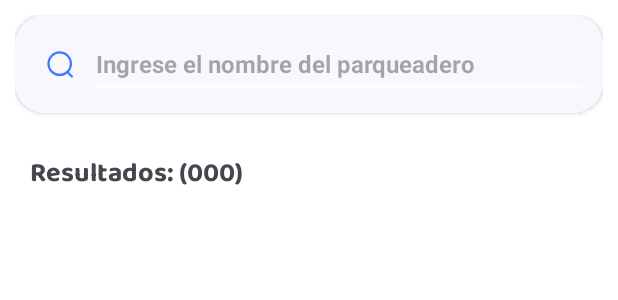
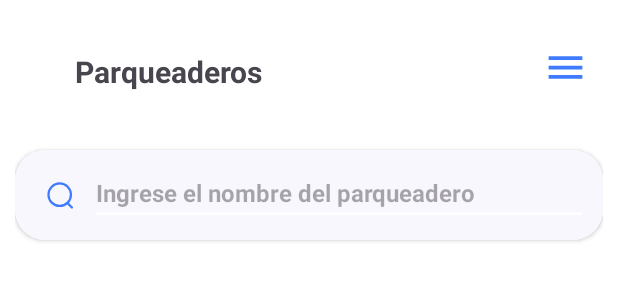
Before and after one commit to Midnightgb/ParkingApp, an Android app: the layout fragment_parking.xml on its own in the app's theme, with its tools: preview values and no code run, on a phone screen of 412 x 824 dp. Shown: the top 300 px of the screen. Run offline under Robolectric (Android 15) with nearby library versions, the phone set to English and light mode, and no system bars; network calls fail.

Commit message:
Add INTERNET permission and Volley library*** ***Update dependencies in build.gradle*** ***Fix imports and add new methods in CreateParking.java*** ***Update imports and add new fragment in MainActivity.java*** ***Update layout in fragment_parking.xml

```diff
--- a/04-AppMovil/MainApp/app/build.gradle
+++ b/04-AppMovil/MainApp/app/build.gradle
@@ -40,6 +40,7 @@ dependencies {
     implementation 'androidx.lifecycle:lifecycle-viewmodel-ktx:2.7.0'
     implementation 'androidx.navigation:navigation-fragment:2.7.7'
     implementation 'androidx.navigation:navigation-ui:2.7.7'
+    implementation 'com.android.volley:volley:1.2.1'
     testImplementation 'junit:junit:4.13.2'
     androidTestImplementation 'androidx.test.ext:junit:1.1.5'
     androidTestImplementation 'androidx.test.espresso:espresso-core:3.5.1'
--- a/04-AppMovil/MainApp/app/src/main/AndroidManifest.xml
+++ b/04-AppMovil/MainApp/app/src/main/AndroidManifest.xml
@@ -1,6 +1,7 @@
 <?xml version="1.0" encoding="utf-8"?>
 <manifest xmlns:android="http://schemas.android.com/apk/res/android"
     xmlns:tools="http://schemas.android.com/tools">
+    <uses-permission android:name="android.permission.INTERNET" />
 
     <application
         android:allowBackup="true"
--- a/04-AppMovil/MainApp/app/src/main/java/com/example/parkingapp/MainActivity.java
+++ b/04-AppMovil/MainApp/app/src/main/java/com/example/parkingapp/MainActivity.java
@@ -5,6 +5,9 @@ import android.os.Bundle;
 import com.google.android.material.bottomnavigation.BottomNavigationView;
 
 import androidx.appcompat.app.AppCompatActivity;
+import androidx.fragment.app.Fragment;
+import androidx.fragment.app.FragmentManager;
+import androidx.fragment.app.FragmentTransaction;
 import androidx.navigation.NavController;
 import androidx.navigation.Navigation;
 import androidx.navigation.ui.AppBarConfiguration;
@@ -33,4 +36,6 @@ public class MainActivity extends AppCompatActivity {
         NavigationUI.setupWithNavController(binding.navView, navController);
     }
 
+
+
 }
--- a/04-AppMovil/MainApp/app/src/main/java/com/example/parkingapp/ui/parking/CreateParking.java
+++ b/04-AppMovil/MainApp/app/src/main/java/com/example/parkingapp/ui/parking/CreateParking.java
@@ -12,5 +12,6 @@ public class CreateParking extends AppCompatActivity {
     protected void onCreate(Bundle savedInstanceState) {
         super.onCreate(savedInstanceState);
         setContentView(R.layout.activity_create_parking);
+
     }
 }
--- /dev/null
+++ b/04-AppMovil/MainApp/app/src/main/res/drawable/icon_menu.xml
@@ -0,0 +1,5 @@
+<vector android:height="24dp" android:tint="#000000"
+    android:viewportHeight="24" android:viewportWidth="24"
+    android:width="24dp" xmlns:android="http://schemas.android.com/apk/res/android">
+    <path android:fillColor="@android:color/white" android:pathData="M3,18h18v-2L3,16v2zM3,13h18v-2L3,11v2zM3,6v2h18L21,6L3,6z"/>
+</vector>
--- a/04-AppMovil/MainApp/app/src/main/res/layout/fragment_parking.xml
+++ b/04-AppMovil/MainApp/app/src/main/res/layout/fragment_parking.xml
@@ -7,77 +7,77 @@
     android:orientation="vertical"
     android:background="@color/white"
     android:padding="10dp"
-    tools:context=".ui.parking.ParkingAssigned">
+    tools:context=".ui.parking.ParkingFragment">
 
 
+    <LinearLayout
+        android:layout_width="match_parent"
+        android:layout_height="wrap_content"
+        android:orientation="horizontal"
+        android:layout_marginTop="20dp"
+        android:layout_marginLeft="40dp"
+        android:layout_marginRight="10dp"
+        android:layout_marginBottom="40dp">
+
+        <TextView
+            android:layout_width="wrap_content"
+            android:layout_height="wrap_content"
+            android:text="Parqueaderos"
+            android:textStyle="bold"
+            android:textSize="20sp"/>
+
+        <View
+            android:layout_width="0dp"
+            android:layout_height="0dp"
+            android:layout_weight="1" />
+
+        <Button
+            android:layout_width="30dp"
+            android:layout_height="30dp"
+            android:background="@drawable/icon_menu" />
+    </LinearLayout>
 
 
     <androidx.cardview.widget.CardView
         android:layout_width="match_parent"
         android:layout_height="wrap_content"
         app:cardCornerRadius="20dp">
+
         <LinearLayout
             android:layout_width="match_parent"
             android:layout_height="wrap_content"
+
+            android:background="@color/gray_dark"
             android:orientation="horizontal"
-            android:padding="10dp"
-            android:background="@color/gray_dark">
+            android:padding="10dp">
+
             <ImageView
                 android:layout_width="20dp"
                 android:layout_height="20dp"
+                android:layout_gravity="center"
                 android:layout_marginHorizontal="10dp"
-                android:layout_gravity="center"
                 android:src="@drawable/search_icon" />
+
             <EditText
+                android:id="@+id/fildSearchParking"
                 android:layout_width="match_parent"
-                android:layout_height="45dp"
+                android:layout_height="40dp"
                 android:hint="Ingrese el nombre del parqueadero"
                 android:inputType="text"
                 android:textSize="16sp"
-                android:textStyle="bold"
-
-                />
+                android:textStyle="bold" />
         </LinearLayout>
-
 
     </androidx.cardview.widget.CardView>
 
 
 
 
-    <LinearLayout
-        android:layout_width="match_parent"
-        android:layout_height="wrap_content"
-        android:orientation="horizontal"
-        android:layout_marginVertical="15dp"
-        >
-        <TextView
-            android:layout_width="wrap_content"
-            android:layout_height="match_parent"
-            android:text="Resultados: ("
-            android:paddingVertical="10dp"
-            android:textStyle="bold"
-            android:paddingLeft="10dp"
-            android:textSize="18sp"
-            android:fontFamily="@font/baloo2_bold"
-            />
-        <TextView
-            android:id="@+id/parkins_assigned_result"
-            android:layout_width="match_parent"
-            android:layout_height="wrap_content"
-            android:text="000)"
-            android:paddingVertical="10dp"
-            android:textSize="18sp"
-            android:fontFamily="@font/baloo2_bold"
-
-            />
-    </LinearLayout>
-
     <androidx.recyclerview.widget.RecyclerView
         android:id="@+id/recycler_view_parking_assigned"
         android:layout_width="match_parent"
-        android:layout_height="421dp"
-        android:layout_marginTop="5dp"
+        android:layout_height="560dp"
+        android:layout_marginTop="20dp"
         android:padding="10dp" />
 
 
```
Also changed, not shown: 04-AppMovil/MainApp/app/src/main/java/com/example/parkingapp/ui/parking/AdapterListParking.java (added, +78 -0 lines), 04-AppMovil/MainApp/app/src/main/java/com/example/parkingapp/ui/parking/ParkingFragment.java (+109 -2 lines).
